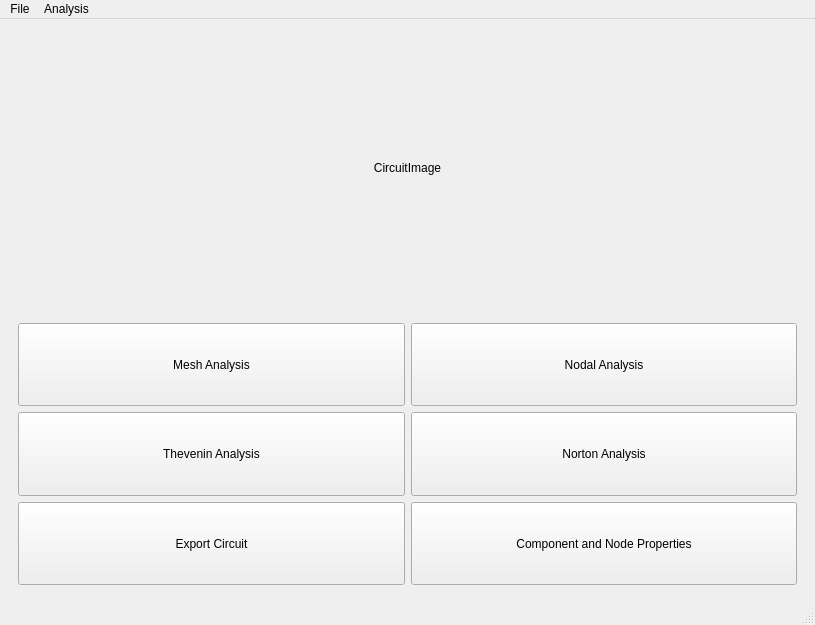
The window that GUI/AnalysisOptions.ui (ainsley-n/cs425_team39) describes before a commit, drawn with Qt 5.
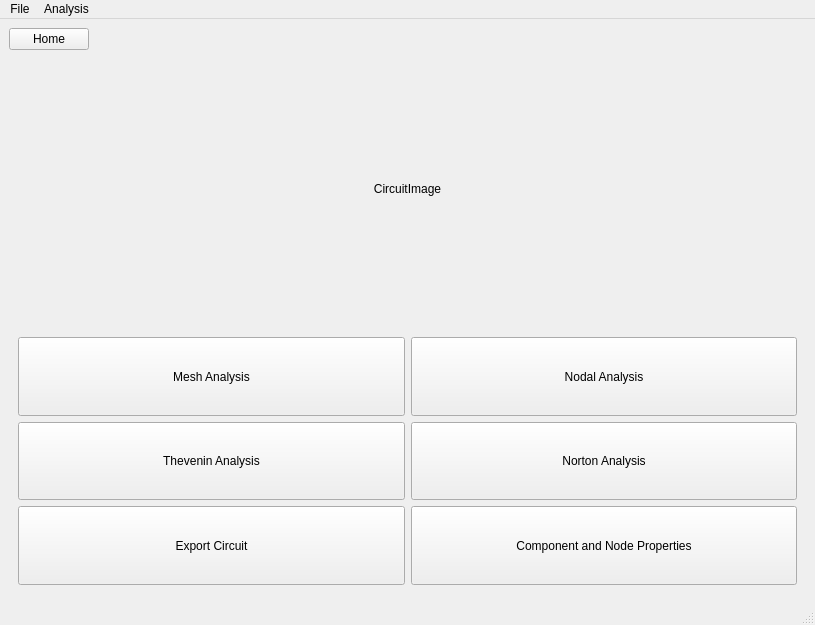
The same window after the commit.

Commit message: Created and implemente home button on analysis window

What changed in the file:
```diff
--- a/GUI/AnalysisOptions.ui
+++ b/GUI/AnalysisOptions.ui
@@ -15,6 +15,19 @@
   </property>
   <widget class="QWidget" name="centralwidget">
    <layout class="QVBoxLayout" name="verticalLayout">
+    <item alignment="Qt::AlignLeft">
+     <widget class="QPushButton" name="homeButton">
+      <property name="sizePolicy">
+       <sizepolicy hsizetype="Fixed" vsizetype="Fixed">
+        <horstretch>0</horstretch>
+        <verstretch>0</verstretch>
+       </sizepolicy>
+      </property>
+      <property name="text">
+       <string>Home</string>
+      </property>
+     </widget>
+    </item>
     <item>
      <widget class="QLabel" name="CircuitImage">
       <property name="sizePolicy">
```
The commit also changes 2 other files.
